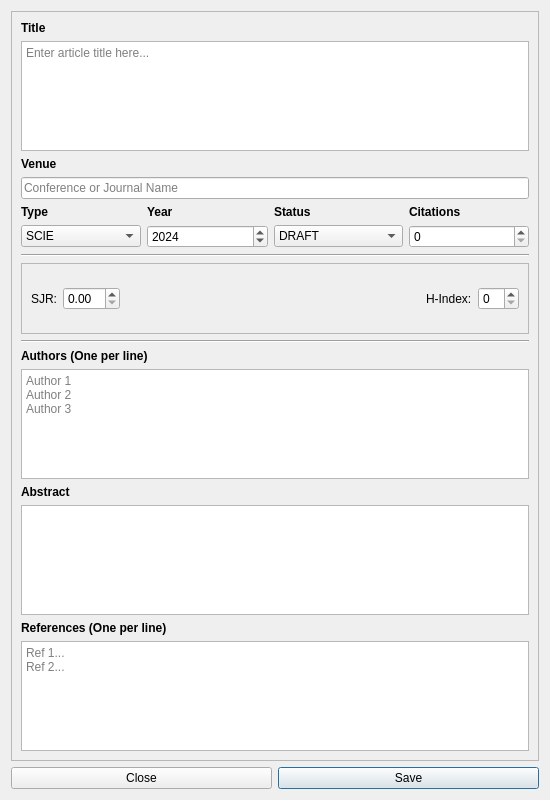
This is src/components/dialogs/article/articleupdatedialog.ui in DamPhuQuy/Scientific-Article-Management as Qt 5 draws it before an edit. The edited form follows.
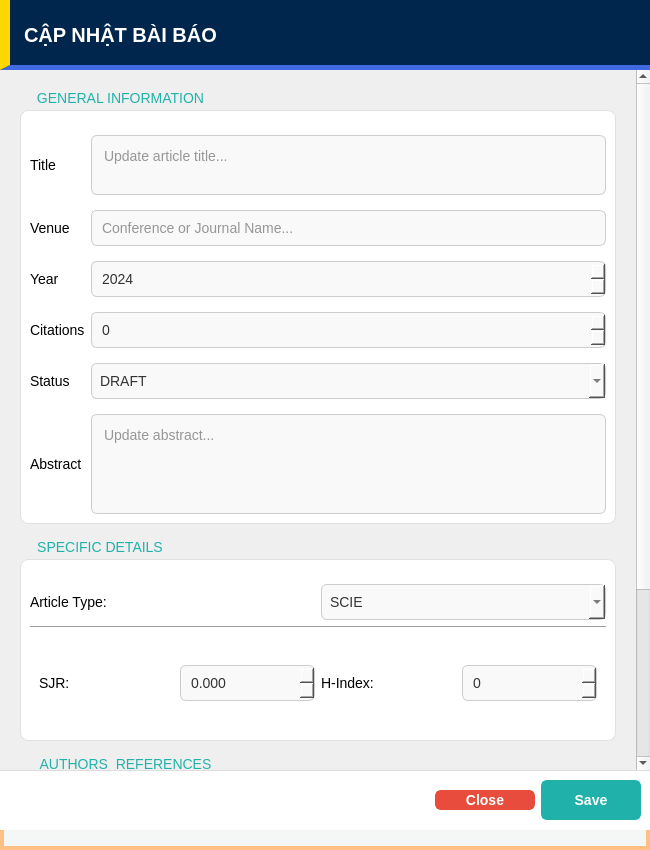
This is the edited form. The open tabs and pages were chosen to show the change.

What changed in the file:
```diff
--- a/src/components/dialogs/article/articleupdatedialog.ui
+++ b/src/components/dialogs/article/articleupdatedialog.ui
@@ -6,22 +6,61 @@
    <rect>
     <x>0</x>
     <y>0</y>
-    <width>550</width>
-    <height>800</height>
+    <width>650</width>
+    <height>850</height>
    </rect>
   </property>
   <property name="windowTitle">
    <string>Update Article Information</string>
   </property>
-  <layout class="QGridLayout" name="gridLayout">
-   <item row="1" column="1">
-    <widget class="QPushButton" name="saveBtn">
+  <property name="styleSheet">
+   <string notr="true">QDialog#ArticleUpdateDialog{background-color:#f4f7f6;border:4px solid #FFC085;}QWidget{font-family:&quot;Segoe UI&quot;,Arial,sans-serif;font-size:14px;}QScrollArea{border:none;background-color:transparent;}QGroupBox{background-color:#ffffff;border:1px solid #e0e0e0;border-radius:8px;margin-top:20px;padding-top:15px;}QGroupBox::title{subcontrol-origin:margin;subcontrol-position:top left;padding:0 5px;color:#20B2AA;font-weight:bold;left:10px;top:0px;}QLineEdit,QPlainTextEdit,QComboBox,QSpinBox,QDoubleSpinBox{background-color:#f9f9f9;border:1px solid #cccccc;border-radius:6px;padding:8px;color:#333333;}QLineEdit:focus,QPlainTextEdit:focus,QComboBox:focus,QSpinBox:focus,QDoubleSpinBox:focus{background-color:#ffffff;border:2px solid #20B2AA;}</string>
+  </property>
+  <layout class="QVBoxLayout" name="verticalLayout_Main">
+   <property name="spacing">
+    <number>0</number>
+   </property>
+   <property name="leftMargin">
+    <number>0</number>
+   </property>
+   <property name="topMargin">
+    <number>0</number>
+   </property>
+   <property name="rightMargin">
+    <number>0</number>
+   </property>
+   <property name="bottomMargin">
+    <number>20</number>
+   </property>
+   <item>
+    <widget class="QWidget" name="headerContainer" native="true">
+     <property name="minimumSize">
+      <size>
+       <width>0</width>
+       <height>70</height>
+      </size>
+     </property>
+     <property name="styleSheet">
+      <string notr="true">QWidget#headerContainer{background-color:#00264d;border-bottom:5px solid #4169E1;border-left:10px solid #FFD700;}</string>
+     </property>
+     <layout class="QHBoxLayout" name="horizontalLayout_Header">
+      <item>
+       <widget class="QLabel" name="lblHeaderTitle">
+        <property name="styleSheet">
+         <string notr="true">color:#ffffff;font-weight:900;font-size:20px;background:transparent;padding-left:10px;</string>
+        </property>
      <property name="text">
-      <string>Save</string>
-     </property>
-    </widget>
-   </item>
-   <item row="0" column="0" colspan="2">
+         <string>CẬP NHẬT BÀI BÁO</string>
+        </property>
+        <property name="alignment">
+         <set>Qt::AlignmentFlag::AlignLeading|Qt::AlignmentFlag::AlignLeft|Qt::AlignmentFlag::AlignVCenter</set>
+        </property>
+       </widget>
+      </item>
+     </layout>
+    </widget>
+   </item>
+   <item>
     <widget class="QScrollArea" name="scrollArea">
      <property name="widgetResizable">
       <bool>true</bool>
@@ -31,97 +70,117 @@
        <rect>
         <x>0</x>
         <y>0</y>
-        <width>536</width>
-        <height>764</height>
+        <width>642</width>
+        <height>850</height>
        </rect>
       </property>
       <layout class="QVBoxLayout" name="verticalLayout_Content">
+       <property name="spacing">
+        <number>15</number>
+       </property>
+       <property name="leftMargin">
+        <number>20</number>
+       </property>
+       <property name="topMargin">
+        <number>20</number>
+       </property>
+       <property name="rightMargin">
+        <number>20</number>
+       </property>
+       <property name="bottomMargin">
+        <number>20</number>
+       </property>
        <item>
-        <layout class="QHBoxLayout" name="horizontalLayout_ID"/>
-       </item>
-       <item>
+        <widget class="QGroupBox" name="grpGeneral">
+         <property name="title">
+          <string>GENERAL INFORMATION</string>
+         </property>
+         <layout class="QGridLayout" name="gridLayout">
+          <property name="verticalSpacing">
+           <number>15</number>
+          </property>
+          <item row="0" column="0">
         <widget class="QLabel" name="label_Title">
-         <property name="font">
-          <font>
-           <bold>true</bold>
-          </font>
-         </property>
          <property name="text">
           <string>Title</string>
          </property>
         </widget>
        </item>
-       <item>
+          <item row="0" column="1">
         <widget class="QPlainTextEdit" name="editTitle">
-         <property name="cursor" stdset="0">
-          <cursorShape>IBeamCursor</cursorShape>
+            <property name="minimumSize">
+             <size>
+              <width>0</width>
+              <height>60</height>
+             </size>
+            </property>
+            <property name="maximumSize">
+             <size>
+              <width>16777215</width>
+              <height>80</height>
+             </size>
          </property>
          <property name="placeholderText">
-          <string>Enter article title here...</string>
+             <string>Update article title...</string>
          </property>
         </widget>
        </item>
-       <item>
-        <layout class="QHBoxLayout" name="horizontalLayout_VenueYear">
-         <item>
-          <layout class="QVBoxLayout" name="verticalLayout_Venue">
-           <item>
+          <item row="1" column="0">
             <widget class="QLabel" name="label_Venue">
-             <property name="font">
-              <font>
-               <bold>true</bold>
-              </font>
-             </property>
              <property name="text">
               <string>Venue</string>
              </property>
             </widget>
            </item>
-           <item>
+          <item row="1" column="1">
             <widget class="QLineEdit" name="editVenue">
              <property name="placeholderText">
-              <string>Conference or Journal Name</string>
+             <string>Conference or Journal Name...</string>
              </property>
             </widget>
            </item>
-          </layout>
-         </item>
-        </layout>
-       </item>
-       <item>
-        <layout class="QGridLayout" name="gridLayout_Meta">
-         <item row="0" column="2">
-          <widget class="QLabel" name="label_Status">
-           <property name="font">
-            <font>
-             <bold>true</bold>
-            </font>
-           </property>
+          <item row="2" column="0">
+           <widget class="QLabel" name="label_Year">
            <property name="text">
-            <string>Status</string>
+             <string>Year</string>
            </property>
           </widget>
          </item>
-         <item row="0" column="3">
+          <item row="2" column="1">
+           <widget class="QSpinBox" name="spinYear">
+            <property name="minimum">
+             <number>1900</number>
+            </property>
+            <property name="maximum">
+             <number>2100</number>
+            </property>
+            <property name="value">
+             <number>2024</number>
+            </property>
+           </widget>
+          </item>
+          <item row="3" column="0">
           <widget class="QLabel" name="label_Cit">
-           <property name="font">
-            <font>
-             <bold>true</bold>
-            </font>
-           </property>
            <property name="text">
             <string>Citations</string>
            </property>
           </widget>
          </item>
-         <item row="1" column="3">
+          <item row="3" column="1">
           <widget class="QSpinBox" name="spinCitation">
            <property name="maximum">
-            <number>999999</number>
+             <number>100000</number>
            </property>
           </widget>
          </item>
-         <item row="1" column="2">
+          <item row="4" column="0">
+           <widget class="QLabel" name="label_Status">
+            <property name="text">
+             <string>Status</string>
+            </property>
+           </widget>
+          </item>
+          <item row="4" column="1">
           <widget class="QComboBox" name="comboStatus">
            <item>
             <property name="text">
@@ -160,48 +219,45 @@
            </item>
           </widget>
          </item>
-         <item row="0" column="0">
+          <item row="5" column="0">
+           <widget class="QLabel" name="label_Abstract">
+            <property name="text">
+             <string>Abstract</string>
+            </property>
+           </widget>
+          </item>
+          <item row="5" column="1">
+           <widget class="QPlainTextEdit" name="editAbstract">
+            <property name="minimumSize">
+             <size>
+              <width>0</width>
+              <height>100</height>
+             </size>
+            </property>
+            <property name="placeholderText">
+             <string>Update abstract...</string>
+            </property>
+           </widget>
+          </item>
+         </layout>
+        </widget>
+       </item>
+       <item>
+        <widget class="QGroupBox" name="grpSpecific">
+         <property name="title">
+          <string>SPECIFIC DETAILS</string>
+         </property>
+         <layout class="QVBoxLayout" name="verticalLayout_Specific">
+          <item>
+           <layout class="QHBoxLayout" name="hl_Type">
+            <item>
           <widget class="QLabel" name="label_Type">
-           <property name="font">
-            <font>
-             <bold>true</bold>
-            </font>
-           </property>
            <property name="text">
-            <string>Type</string>
+               <string>Article Type:</string>
            </property>
           </widget>
          </item>
-         <item row="1" column="1">
-          <layout class="QVBoxLayout" name="verticalLayout_Year">
            <item>
-            <widget class="QSpinBox" name="spinYear">
-             <property name="minimum">
-              <number>1900</number>
-             </property>
-             <property name="maximum">
-              <number>2100</number>
-             </property>
-             <property name="value">
-              <number>2024</number>
-             </property>
-            </widget>
-           </item>
-          </layout>
-         </item>
-         <item row="0" column="1">
-          <widget class="QLabel" name="label_Year">
-           <property name="font">
-            <font>
-             <bold>true</bold>
-            </font>
-           </property>
-           <property name="text">
-            <string>Year</string>
-           </property>
-          </widget>
-         </item>
-         <item row="1" column="0">
           <widget class="QComboBox" name="comboType">
            <item>
             <property name="text">
@@ -233,7 +289,7 @@
         </layout>
        </item>
        <item>
-        <widget class="Line" name="line1">
+           <widget class="Line" name="line">
          <property name="orientation">
           <enum>Qt::Orientation::Horizontal</enum>
          </property>
@@ -241,9 +297,6 @@
        </item>
        <item>
         <widget class="QStackedWidget" name="stackInputs">
-         <property name="frameShape">
-          <enum>QFrame::Shape::StyledPanel</enum>
-         </property>
          <property name="currentIndex">
           <number>3</number>
          </property>
@@ -296,39 +349,34 @@
           </layout>
          </widget>
          <widget class="QWidget" name="pageInputSCOPUS">
-          <layout class="QHBoxLayout" name="hl_InputSCOPUS">
-           <item>
+             <layout class="QGridLayout" name="gl_Scopus">
+              <item row="0" column="0">
             <widget class="QLabel" name="lbl_SJR">
              <property name="text">
               <string>SJR:</string>
              </property>
             </widget>
            </item>
-           <item>
-            <widget class="QDoubleSpinBox" name="spinSJR"/>
-           </item>
-           <item>
-            <spacer name="hs2">
-             <property name="orientation">
-              <enum>Qt::Orientation::Horizontal</enum>
-             </property>
-             <property name="sizeHint" stdset="0">
-              <size>
-               <width>0</width>
-               <height>0</height>
-              </size>
-             </property>
-            </spacer>
-           </item>
-           <item>
+              <item row="0" column="1">
+               <widget class="QDoubleSpinBox" name="spinSJR">
+                <property name="decimals">
+                 <number>3</number>
+                </property>
+               </widget>
+              </item>
+              <item row="0" column="2">
             <widget class="QLabel" name="lbl_H">
              <property name="text">
               <string>H-Index:</string>
              </property>
             </widget>
            </item>
-           <item>
-            <widget class="QSpinBox" name="spinHIndex"/>
+              <item row="0" column="3">
+               <widget class="QSpinBox" name="spinHIndex">
+                <property name="maximum">
+                 <number>2000</number>
+                </property>
+               </widget>
            </item>
           </layout>
          </widget>
@@ -377,23 +425,36 @@
            </item>
           </layout>
          </widget>
-         <widget class="QWidget" name="pageInputOTHER"/>
-        </widget>
-       </item>
+            <widget class="QWidget" name="pageInputOTHER">
+             <layout class="QVBoxLayout" name="vl_Other">
        <item>
-        <widget class="Line" name="line2">
-         <property name="orientation">
-          <enum>Qt::Orientation::Horizontal</enum>
-         </property>
-        </widget>
-       </item>
+               <widget class="QLabel" name="lblOther">
+                <property name="text">
+                 <string>No additional fields required for OTHER type.</string>
+                </property>
+                <property name="alignment">
+                 <set>Qt::AlignmentFlag::AlignCenter</set>
+                </property>
+                <property name="styleSheet">
+                 <string notr="true">color: gray; font-style: italic;</string>
+                </property>
+               </widget>
+              </item>
+             </layout>
+            </widget>
+           </widget>
+          </item>
+         </layout>
+        </widget>
+       </item>
+       <item>
+        <widget class="QGroupBox" name="grpAuthorsRefs">
+         <property name="title">
+          <string>AUTHORS &amp; REFERENCES</string>
+         </property>
+         <layout class="QVBoxLayout" name="verticalLayout_AR">
        <item>
         <widget class="QLabel" name="label_Authors">
-         <property name="font">
-          <font>
-           <bold>true</bold>
-          </font>
-         </property>
          <property name="text">
           <string>Authors (One per line)</string>
          </property>
@@ -401,35 +462,19 @@
        </item>
        <item>
         <widget class="QPlainTextEdit" name="editAuthors">
+            <property name="minimumSize">
+             <size>
+              <width>0</width>
+              <height>60</height>
+             </size>
+            </property>
          <property name="placeholderText">
-          <string>Author 1
-Author 2
-Author 3</string>
+             <string>Update authors...</string>
          </property>
         </widget>
        </item>
-       <item>
-        <widget class="QLabel" name="label_Abstract">
-         <property name="font">
-          <font>
-           <bold>true</bold>
-          </font>
-         </property>
-         <property name="text">
-          <string>Abstract</string>
-         </property>
-        </widget>
-       </item>
-       <item>
-        <widget class="QPlainTextEdit" name="editAbstract"/>
-       </item>
        <item>
         <widget class="QLabel" name="label_Refs">
-         <property name="font">
-          <font>
-           <bold>true</bold>
-          </font>
-         </property>
          <property name="text">
           <string>References (One per line)</string>
          </property>
@@ -437,23 +482,89 @@
        </item>
        <item>
         <widget class="QPlainTextEdit" name="editRefs">
+            <property name="minimumSize">
+             <size>
+              <width>0</width>
+              <height>60</height>
+             </size>
+            </property>
          <property name="placeholderText">
-          <string>Ref 1...
-Ref 2...</string>
+             <string>Update references...</string>
          </property>
         </widget>
        </item>
       </layout>
      </widget>
-    </widget>
+       </item>
+      </layout>
+     </widget>
+    </widget>
    </item>
-   <item row="1" column="0">
+   <item>
+    <widget class="QWidget" name="footerContainer" native="true">
+     <property name="styleSheet">
+      <string notr="true">background-color:#ffffff;border-top:1px solid #dddddd;</string>
+     </property>
+     <layout class="QHBoxLayout" name="horizontalLayout_Footer">
+      <property name="topMargin">
+       <number>10</number>
+      </property>
+      <property name="bottomMargin">
+       <number>10</number>
+      </property>
+      <item>
+       <spacer name="horizontalSpacer">
+        <property name="orientation">
+         <enum>Qt::Orientation::Horizontal</enum>
+        </property>
+        <property name="sizeHint" stdset="0">
+         <size>
+          <width>40</width>
+          <height>20</height>
+         </size>
+        </property>
+       </spacer>
+      </item>
+      <item>
     <widget class="QPushButton" name="closeBtn">
+        <property name="minimumSize">
+         <size>
+          <width>100</width>
+         </size>
+        </property>
+        <property name="cursor">
+         <cursorShape>PointingHandCursor</cursorShape>
+        </property>
+        <property name="styleSheet">
+         <string notr="true">QPushButton{background-color:#e74c3c;border:2px solid #e74c3c;border-radius:6px;color:white;font-weight:bold;}QPushButton:hover{background-color:#c0392b;}QPushButton:pressed{background-color:#922b21;}</string>
+        </property>
      <property name="text">
       <string>Close</string>
      </property>
     </widget>
    </item>
+      <item>
+       <widget class="QPushButton" name="saveBtn">
+        <property name="minimumSize">
+         <size>
+          <width>100</width>
+          <height>40</height>
+         </size>
+        </property>
+        <property name="cursor">
+         <cursorShape>PointingHandCursor</cursorShape>
+        </property>
+        <property name="styleSheet">
+         <string notr="true">QPushButton{background-color:#20B2AA;border:2px solid #20B2AA;border-radius:6px;color:white;font-weight:bold;}QPushButton:hover{background-color:#17a098;}QPushButton:pressed{background-color:#0e6b65;}</string>
+        </property>
+        <property name="text">
+         <string>Save</string>
+        </property>
+       </widget>
+      </item>
+     </layout>
+    </widget>
+   </item>
   </layout>
  </widget>
  <resources/>
```
Left out of the diff: 74 changed lines with no effect on the pictures. Lines whose indentation alone changed are shown as unchanged.
